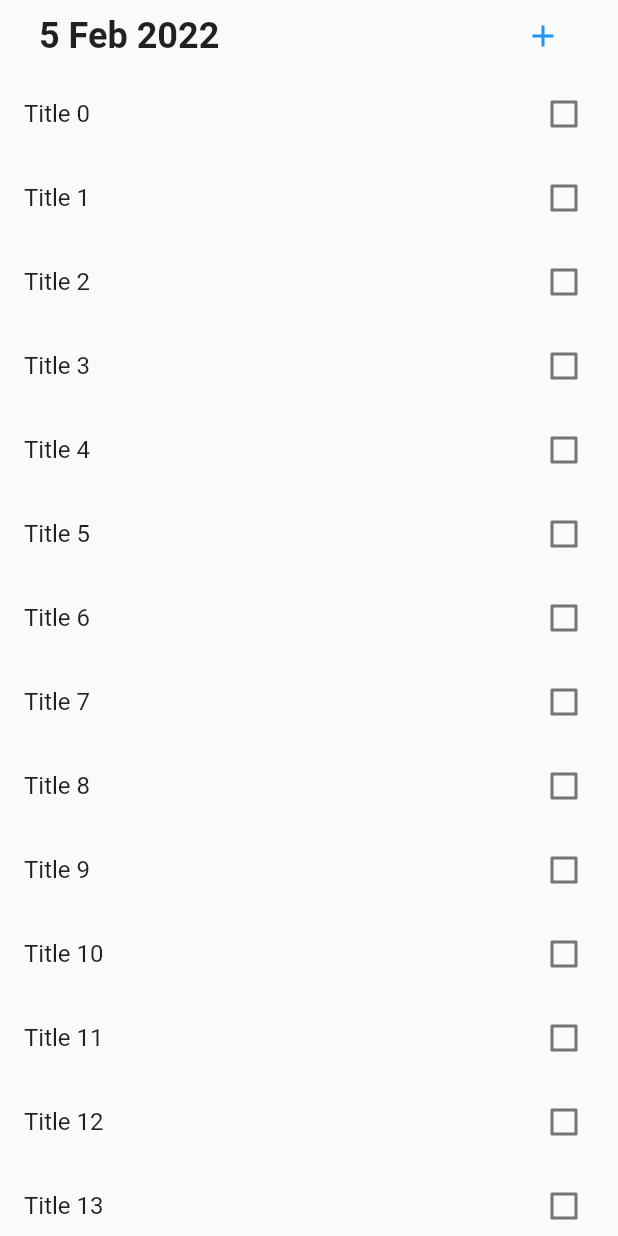
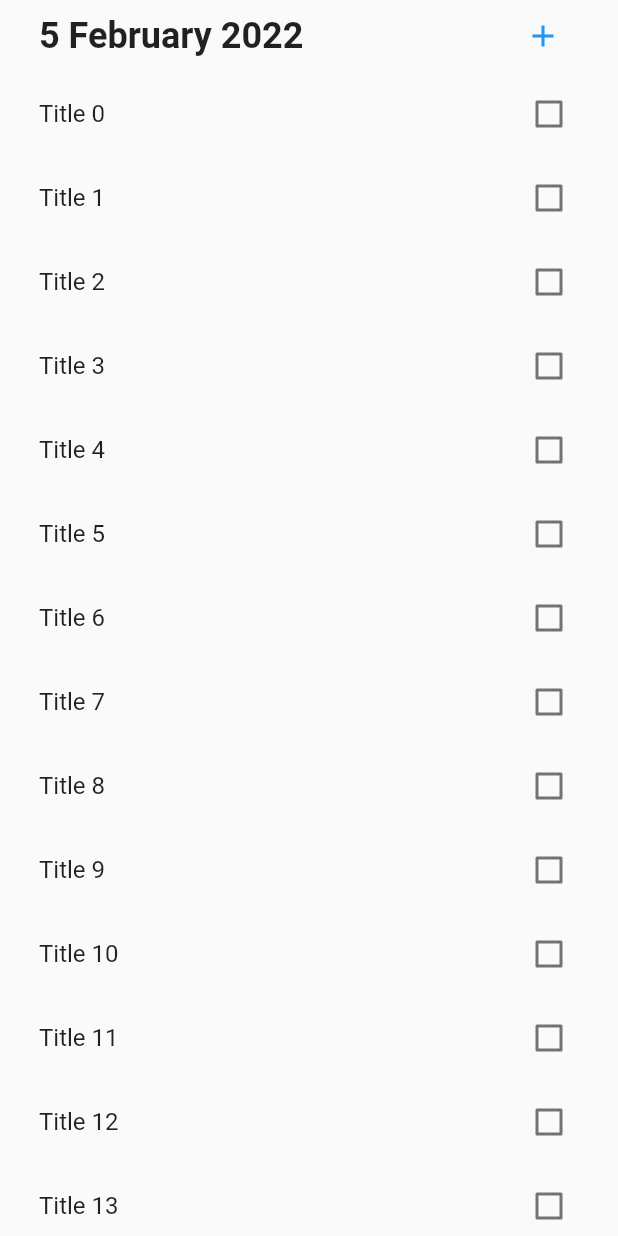
Before and after one commit to PattaraponLertratananont/Todo-App, a Flutter app: the screen it shows after launch, on a phone screen of 412 x 824 dp. Run offline on Flutter 3.47's test engine with Material 2 defaults, Android fonts, the phone set to English and light mode, and no system bars.

Commit message:
rviseed style

```diff
--- a/lib/home.dart
+++ b/lib/home.dart
@@ -1,4 +1,5 @@
 import 'package:flutter/material.dart';
+import 'package:intl/intl.dart';
 
 import 'todo/screen.dart';
 
@@ -21,9 +22,9 @@ class _HomeScreenState extends State<HomeScreen> {
               child: Row(
                 mainAxisAlignment: MainAxisAlignment.spaceBetween,
                 children: [
-                  const Text(
-                    "5 Feb 2022",
-                    style: TextStyle(
+                  Text(
+                    DateFormat("d MMMM yyyy").format(DateTime.now()),
+                    style: const TextStyle(
                       fontSize: 24,
                       fontWeight: FontWeight.bold,
                     ),
--- a/lib/todo/controller.dart
+++ b/lib/todo/controller.dart
@@ -0,0 +1,11 @@
+import 'model.dart';
+
+class TodoController {
+  List<TodoModel> todoList = [
+    for (var i = 0; i < 20; i++) TodoModel(title: "Title ${i.toString()}")
+  ];
+
+  void checkTask(int index) {
+    todoList[index].finished = !todoList[index].finished;
+  }
+}
--- a/lib/todo/screen.dart
+++ b/lib/todo/screen.dart
@@ -1,6 +1,5 @@
 import 'package:flutter/material.dart';
-
-import 'model.dart';
+import 'package:todo_app/todo/controller.dart';
 
 class TodoList extends StatefulWidget {
   const TodoList({Key? key}) : super(key: key);
@@ -10,20 +9,26 @@ class TodoList extends StatefulWidget {
 }
 
 class _TodoListState extends State<TodoList> {
-  List<TodoModel> todoList = [
-    for (var i = 0; i < 20; i++) TodoModel(title: "Title ${i.toString()}")
-  ];
+  TodoController controller = TodoController();
 
   @override
   Widget build(BuildContext context) {
     return Expanded(
       child: ListView.builder(
-        itemCount: todoList.length,
+        itemCount: controller.todoList.length,
         itemBuilder: (context, index) {
           return CheckboxListTile(
-            title: Text(todoList[index].title),
-            value: todoList[index].finished,
-            onChanged: (bool? checked) {},
+            contentPadding: const EdgeInsets.symmetric(horizontal: 26),
+            title: Text(controller.todoList[index].title),
+            value: controller.todoList[index].finished,
+            selected: controller.todoList[index].finished,
+            selectedTileColor: Colors.grey[200],
+            activeColor: Colors.pink[300],
+            onChanged: (bool? checked) {
+              setState(() {
+                controller.checkTask(index);
+              });
+            },
           );
         },
       ),
--- a/pubspec.yaml
+++ b/pubspec.yaml
@@ -34,6 +34,7 @@ dependencies:
   # The following adds the Cupertino Icons font to your application.
   # Use with the CupertinoIcons class for iOS style icons.
   cupertino_icons: ^1.0.2
+  intl: ^0.17.0
 
 dev_dependencies:
   flutter_test:
```
Also changed, not shown: pubspec.lock.
